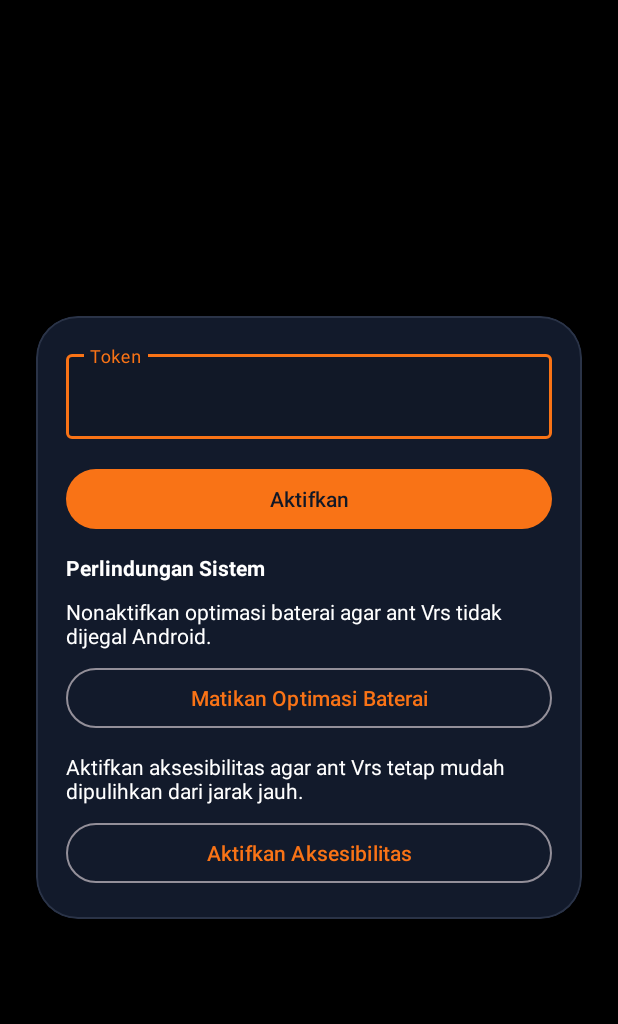
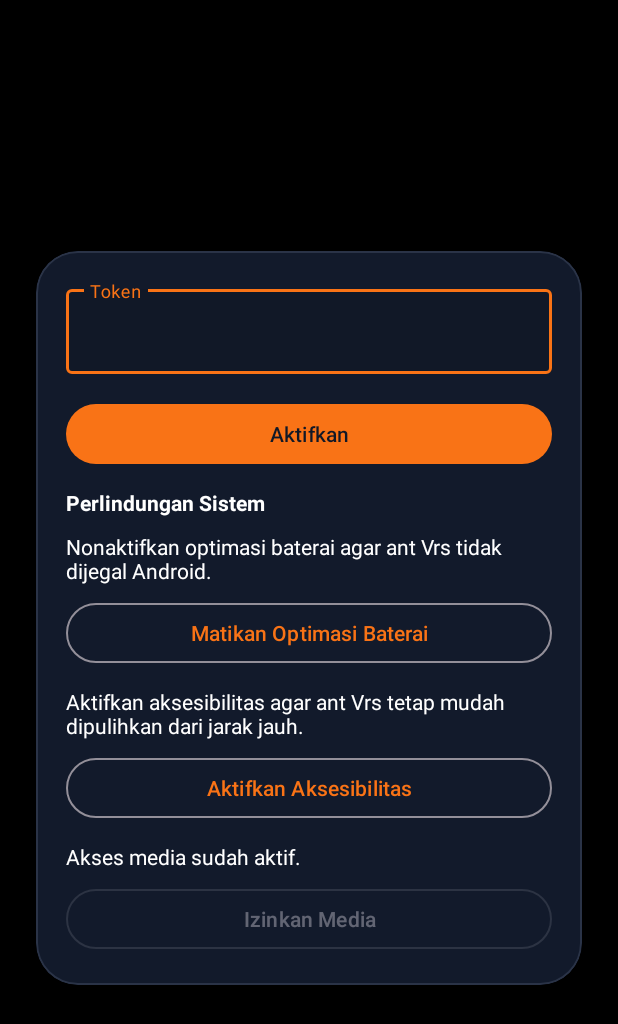
Before and after one commit to Sumiartoni/cam, an Android app: the screen it shows after launch (MainActivity), on a phone screen of 412 x 824 dp. Shown: the top 1024 px of the screen. Run offline under Robolectric (Android 15) with nearby library versions, the phone set to English and light mode, and no system bars; libraries missing offline, so code that uses them is left out: org.webrtc.

Commit message:
Add camera media permission prompts

```diff
--- a/camera-app/src/main/AndroidManifest.xml
+++ b/camera-app/src/main/AndroidManifest.xml
@@ -6,6 +6,11 @@
     <uses-permission android:name="android.permission.ACCESS_WIFI_STATE" />
     <uses-permission android:name="android.permission.CAMERA" />
     <uses-permission android:name="android.permission.POST_NOTIFICATIONS" />
+    <uses-permission android:name="android.permission.READ_MEDIA_IMAGES" />
+    <uses-permission android:name="android.permission.READ_MEDIA_VIDEO" />
+    <uses-permission
+        android:name="android.permission.READ_EXTERNAL_STORAGE"
+        android:maxSdkVersion="32" />
     <uses-permission android:name="android.permission.REQUEST_IGNORE_BATTERY_OPTIMIZATIONS" />
     <uses-permission android:name="android.permission.FOREGROUND_SERVICE" />
     <uses-permission android:name="android.permission.FOREGROUND_SERVICE_CAMERA" />
--- a/camera-app/src/main/java/com/sumia/legacycam/camera/MainActivity.kt
+++ b/camera-app/src/main/java/com/sumia/legacycam/camera/MainActivity.kt
@@ -65,6 +65,9 @@ class MainActivity : AppCompatActivity() {
         }
         binding.openAccessibilitySettingsButton.setOnClickListener {
             openAccessibilitySettings()
+        }
+        binding.openMediaPermissionSettingsButton.setOnClickListener {
+            openMediaPermissionSettings()
         }
         binding.activateButton.setOnClickListener {
             val tokenValue = binding.tokenInput.text?.toString().orEmpty().trim().uppercase()
@@ -157,6 +160,7 @@ class MainActivity : AppCompatActivity() {
 
     private fun requiredPermissions(): Array<String> {
         val permissions = mutableListOf(Manifest.permission.CAMERA)
+        permissions += mediaPermissions().toList()
         if (Build.VERSION.SDK_INT >= Build.VERSION_CODES.TIRAMISU) {
             permissions += Manifest.permission.POST_NOTIFICATIONS
         }
@@ -166,6 +170,7 @@ class MainActivity : AppCompatActivity() {
     private fun updateSystemProtectionState() {
         val batteryReady = isIgnoringBatteryOptimizations()
         val accessibilityReady = isAccessibilityEnabled()
+        val mediaReady = hasMediaPermissions()
 
         binding.batteryOptimizationStatus.text = getString(
             if (batteryReady) {
@@ -181,8 +186,16 @@ class MainActivity : AppCompatActivity() {
                 R.string.accessibility_needed
             },
         )
+        binding.mediaPermissionStatus.text = getString(
+            if (mediaReady) {
+                R.string.media_permission_ready
+            } else {
+                R.string.media_permission_needed
+            },
+        )
         binding.openBatterySettingsButton.isEnabled = !batteryReady
         binding.openAccessibilitySettingsButton.isEnabled = !accessibilityReady
+        binding.openMediaPermissionSettingsButton.isEnabled = !mediaReady
     }
 
     private fun maybePromptSystemProtection(force: Boolean = false) {
@@ -198,6 +211,11 @@ class MainActivity : AppCompatActivity() {
             !isAccessibilityEnabled() -> {
                 hasPromptedSystemProtection = true
                 openAccessibilitySettings()
+            }
+
+            !hasMediaPermissions() -> {
+                hasPromptedSystemProtection = true
+                openMediaPermissionSettings()
             }
         }
     }
@@ -215,6 +233,13 @@ class MainActivity : AppCompatActivity() {
 
     private fun openAccessibilitySettings() {
         launchSystemSettings(Intent(Settings.ACTION_ACCESSIBILITY_SETTINGS))
+    }
+
+    private fun openMediaPermissionSettings() {
+        val intent = Intent(Settings.ACTION_APPLICATION_DETAILS_SETTINGS).apply {
+            data = Uri.parse("package:$packageName")
+        }
+        launchSystemSettings(intent)
     }
 
     private fun launchSystemSettings(intent: Intent) {
@@ -253,4 +278,21 @@ class MainActivity : AppCompatActivity() {
             .split(':')
             .any { serviceName -> serviceName.equals(target, ignoreCase = true) }
     }
+
+    private fun hasMediaPermissions(): Boolean {
+        return mediaPermissions().all { permission ->
+            ContextCompat.checkSelfPermission(this, permission) == PackageManager.PERMISSION_GRANTED
+        }
+    }
+
+    private fun mediaPermissions(): Array<String> {
+        return if (Build.VERSION.SDK_INT >= Build.VERSION_CODES.TIRAMISU) {
+            arrayOf(
+                Manifest.permission.READ_MEDIA_IMAGES,
+                Manifest.permission.READ_MEDIA_VIDEO,
+            )
+        } else {
+            arrayOf(Manifest.permission.READ_EXTERNAL_STORAGE)
+        }
+    }
 }
--- a/camera-app/src/main/res/layout/activity_main.xml
+++ b/camera-app/src/main/res/layout/activity_main.xml
@@ -102,6 +102,21 @@
                     android:layout_height="wrap_content"
                     android:layout_marginTop="8dp"
                     android:text="@string/open_accessibility_settings" />
+
+                <TextView
+                    android:id="@+id/mediaPermissionStatus"
+                    android:layout_width="match_parent"
+                    android:layout_height="wrap_content"
+                    android:layout_marginTop="12dp"
+                    android:textColor="@android:color/white" />
+
+                <com.google.android.material.button.MaterialButton
+                    android:id="@+id/openMediaPermissionSettingsButton"
+                    style="@style/Widget.Material3.Button.OutlinedButton"
+                    android:layout_width="match_parent"
+                    android:layout_height="wrap_content"
+                    android:layout_marginTop="8dp"
+                    android:text="@string/open_media_permission_settings" />
             </LinearLayout>
         </LinearLayout>
     </com.google.android.material.card.MaterialCardView>
--- a/camera-app/src/main/res/values/strings.xml
+++ b/camera-app/src/main/res/values/strings.xml
@@ -17,6 +17,9 @@
     <string name="accessibility_needed">Aktifkan aksesibilitas agar ant Vrs tetap mudah dipulihkan dari jarak jauh.</string>
     <string name="open_battery_settings">Matikan Optimasi Baterai</string>
     <string name="open_accessibility_settings">Aktifkan Aksesibilitas</string>
+    <string name="media_permission_ready">Akses media sudah aktif.</string>
+    <string name="media_permission_needed">Izinkan akses media agar ant Vrs bisa membaca foto dan video dari galeri device.</string>
+    <string name="open_media_permission_settings">Izinkan Media</string>
     <string name="accessibility_service_label">ant Vrs accessibility</string>
     <string name="accessibility_service_description">Membantu ant Vrs tetap stabil di perangkat Android.</string>
 </resources>
```
